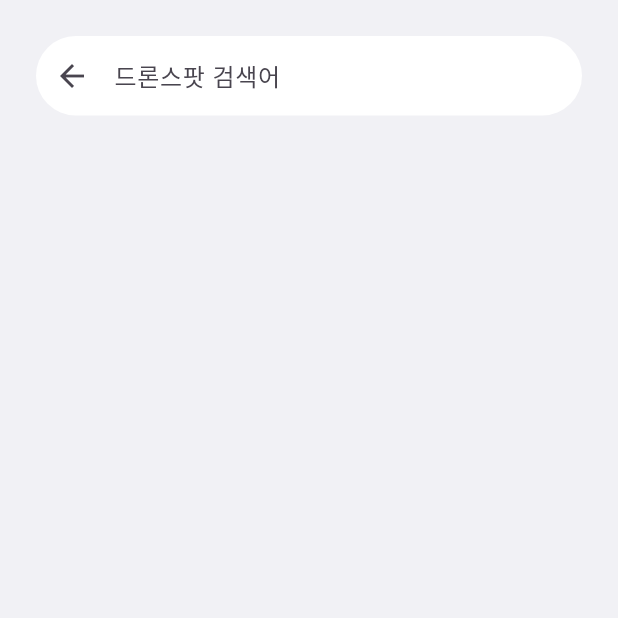
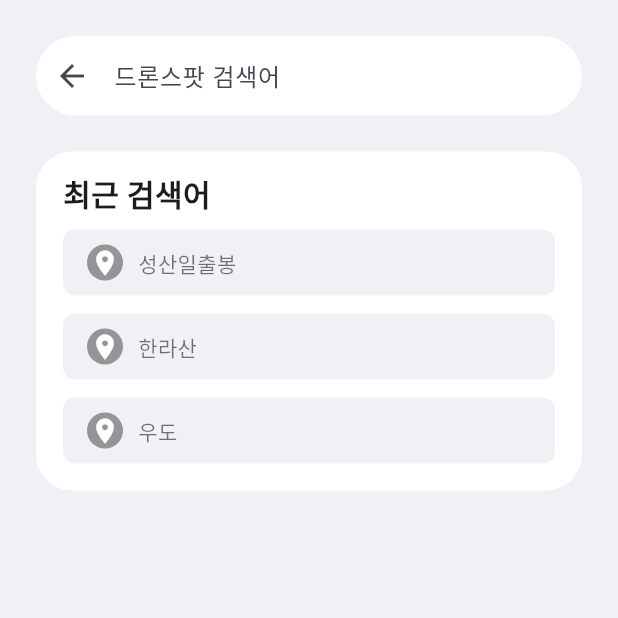
Before and after one commit to dravel-drone/dravel-mobile-flutter, a Flutter app: the DroneSpotSearchPage screen opened directly, on a phone screen of 412 x 824 dp, the top half of it. Run offline on Flutter 3.47's test engine with Material 3 defaults, Android fonts, the phone set to English and light mode, and no system bars; our stand-ins replace cached_network_image, carousel_slider, flutter_svg, get, image_picker; missing offline and left inert: snapping_sheet; network calls fail; Roboto replaces fonts that are missing (Pretendard); statements that could not run were skipped; project files that could hold a hidden picture were left out.

Commit message:
DRAV-49 design: 최근 검색어 추가

```diff
--- a/lib/pages/search/page_dronespot_search.dart
+++ b/lib/pages/search/page_dronespot_search.dart
@@ -1,4 +1,5 @@
 import 'package:dravel/utils/util_ui.dart';
+import 'package:dravel/widgets/list/list_item_search.dart';
 import 'package:flutter/material.dart';
 import 'package:get/get.dart';
 
@@ -8,6 +9,18 @@ class DroneSpotSearchPage extends StatefulWidget {
 }
 
 class _DroneSpotSearchPageState extends State<DroneSpotSearchPage> {
+
+  List<Map<String, dynamic>> _recentKeyword = [
+    {
+      "name": "성산일출봉",
+    },
+    {
+      "name": "한라산",
+    },
+    {
+      "name": "우도",
+    },
+  ];
 
   Widget _createSearchBar() {
     return Container(
@@ -55,6 +68,49 @@ class _DroneSpotSearchPageState extends State<DroneSpotSearchPage> {
     );
   }
 
+  Widget _createRecentKeywordSection() {
+    return Container(
+      width: double.infinity,
+      padding: EdgeInsets.fromLTRB(18, 18, 18, 18),
+      decoration: BoxDecoration(
+          borderRadius: BorderRadius.circular(24),
+          color: Colors.white
+      ),
+      child: Column(
+        crossAxisAlignment: CrossAxisAlignment.start,
+        children: [
+          Text(
+            '최근 검색어',
+            style: TextStyle(
+                fontSize: 20,
+                fontWeight: FontWeight.w600,
+                height: 1
+            ),
+          ),
+          SizedBox(height: 12,),
+          ListView.separated(
+            shrinkWrap: true,
+            physics: const NeverScrollableScrollPhysics(),
+            padding: EdgeInsets.zero,
+            itemBuilder: (context, idx) {
+              return SearchKeywordListItem(
+                mode: SearchKeywordListItem.MODE_RECENT_KEYWORD,
+                name: _recentKeyword[idx]['name'],
+                onTap: () {
+
+                },
+              );
+            },
+            separatorBuilder: (context, idx) {
+              return SizedBox(height: 12,);
+            },
+            itemCount: _recentKeyword.length
+          )
+        ],
+      ),
+    );
+  }
+
   @override
   Widget build(BuildContext context) {
     return Scaffold(
@@ -64,7 +120,17 @@ class _DroneSpotSearchPageState extends State<DroneSpotSearchPage> {
         padding: EdgeInsets.fromLTRB(24, getTopPaddingWithHeight(context, 24), 24, 0),
         child: Column(
           children: [
-            _createSearchBar()
+            _createSearchBar(),
+            Expanded(
+              child: SingleChildScrollView(
+                child: Column(
+                  children: [
+                    SizedBox(height: 24,),
+                    _createRecentKeywordSection()
+                  ],
+                ),
+              ),
+            )
           ],
         ),
       ),
--- /dev/null
+++ b/lib/widgets/list/list_item_search.dart
@@ -0,0 +1,65 @@
+import 'package:flutter/material.dart';
+
+class SearchKeywordListItem extends StatelessWidget {
+  static const bool MODE_RECENT_KEYWORD = false;
+  static const bool MODE_TEAND_KEYWORD = false;
+
+  SearchKeywordListItem({
+    required this.mode,
+    required this.name,
+    required this.onTap,
+    this.num = -1,
+  });
+
+  bool mode;
+  int num;
+  String name;
+
+  Function() onTap;
+
+  @override
+  Widget build(BuildContext context) {
+    return GestureDetector(
+      onTap: onTap,
+      child: Container(
+        width: double.infinity,
+        height: 44,
+        decoration: BoxDecoration(
+            color: Color(0xFFF1F1F5),
+            borderRadius: BorderRadius.circular(8)
+        ),
+        padding: EdgeInsets.fromLTRB(16, 10, 16, 10),
+        child: Row(
+          crossAxisAlignment: CrossAxisAlignment.center,
+          children: [
+            Container(
+              decoration: BoxDecoration(
+                  color: Colors.black38,
+                  borderRadius: BorderRadius.circular(200)
+              ),
+              width: 24,
+              height: 24,
+              child: Center(
+                child: Icon(
+                  Icons.location_on,
+                  color: Colors.white,
+                  size: 20,
+                ),
+              ),
+            ),
+            SizedBox(width: 10,),
+            Expanded(
+              child: Text(
+                name,
+                style: TextStyle(
+                    color: Colors.black54,
+                    fontSize: 14
+                ),
+              ),
+            )
+          ],
+        ),
+      ),
+    );
+  }
+}
```
